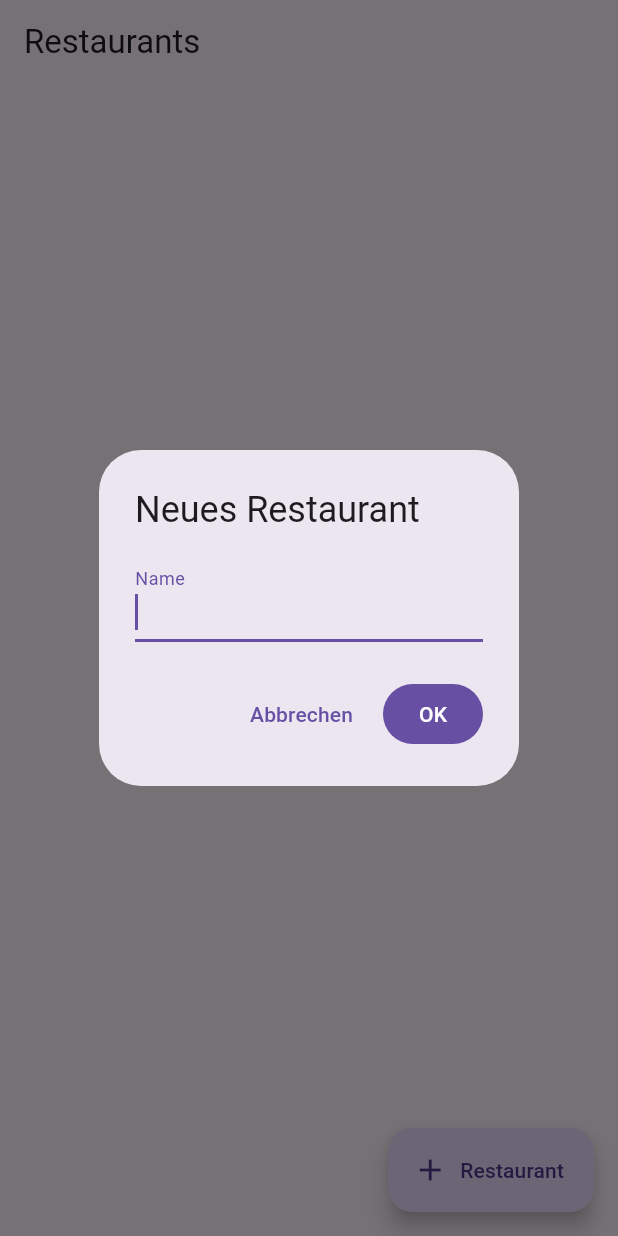
After one commit to JarneAppAkademie/batch10auth, a Flutter app: the screen it shows once a user with an empty profile is signed in, after a tap on "Restaurant", on a phone screen of 412 x 824 dp. The commit adds this screen. Run offline on Flutter 3.47's test engine with Material 3 defaults, Android fonts, the phone set to English and light mode, and no system bars; our stand-ins replace cloud_firestore, firebase_auth, firebase_core, google_sign_in, sign_in_button; accounts and stored records are empty.

Commit message:
added simple firestore functionality

```diff
--- a/lib/app.dart
+++ b/lib/app.dart
@@ -1,13 +1,16 @@
 import 'package:batch10auth/data/auth_repository.dart';
+import 'package:batch10auth/data/database_repository.dart';
 import 'package:batch10auth/features/auth/presentation/sign_up_screen.dart';
+import 'package:batch10auth/features/restaurant/presentation/restaurant_screen.dart';
 import 'package:firebase_auth/firebase_auth.dart';
 import 'package:flutter/material.dart';
 
 class App extends StatelessWidget {
   //final DatabaseRepository db;
   final AuthRepository auth;
+  final DatabaseRepository db;
   // Konstruktor
-  const App(this.auth, {super.key});
+  const App(this.auth, {super.key, required this.db});
 
   @override
   Widget build(BuildContext context) {
@@ -17,7 +20,9 @@ class App extends StatelessWidget {
         final User? currentUser = snapshot.data;
         return MaterialApp(
           key: Key((snapshot.data?.uid ?? 'no_user_id')),
-          home: currentUser != null ? Placeholder() : SignupScreen(auth: auth),
+          home: currentUser != null
+              ? RestaurantsPage(db: db)
+              : SignupScreen(auth: auth),
         );
       },
     );
--- /dev/null
+++ b/lib/data/database_repository.dart
@@ -0,0 +1,13 @@
+import 'package:batch10auth/features/restaurant/domain/restaurant.dart';
+import 'package:batch10auth/features/restaurant/domain/reviews.dart';
+
+abstract class DatabaseRepository {
+  Future<String> addRestaurant(String name);
+  Stream<List<Restaurant>> watchRestaurants();
+  Future<void> addReview({
+    required String restaurantId,
+    required int rating, // 1..5
+    required String text,
+  });
+  Stream<List<Review>> watchReviews(String restaurantId);
+}
--- /dev/null
+++ b/lib/data/firestore_repository.dart
@@ -0,0 +1,86 @@
+import 'dart:convert';
+
+import 'package:batch10auth/data/database_repository.dart';
+import 'package:batch10auth/features/restaurant/domain/restaurant.dart';
+import 'package:batch10auth/features/restaurant/domain/reviews.dart';
+import 'package:cloud_firestore/cloud_firestore.dart';
+
+class FirestoreRepository implements DatabaseRepository {
+  final _db = FirebaseFirestore.instance;
+
+  final restaurantsRef = FirebaseFirestore.instance
+      .collection('restaurants')
+      .withConverter<Restaurant>(
+        fromFirestore: (snapshot, _) =>
+            Restaurant.fromJson(snapshot.data()!, snapshot.id),
+        toFirestore: (Restaurant restaurant, _) => restaurant.toJson(),
+      );
+
+  // Restaurants
+  @override
+  Stream<List<Restaurant>> watchRestaurants() => _db
+      .collection('restaurants')
+      .orderBy('name')
+      .snapshots()
+      .map(
+        (e) => e.docs.map((doc) {
+          final docId = doc.id;
+          return Restaurant.fromJson(doc.data(), docId);
+        }).toList(),
+      );
+
+  Stream<List<Restaurant>> watchRestaurantsWithConverter() => restaurantsRef
+      .orderBy('name')
+      .snapshots()
+      .map((e) => e.docs.map((docs) => docs.data()).toList());
+
+  Future<List<Restaurant>> getRestaurantsWithConverter() async {
+    final snap = await restaurantsRef.get();
+    return snap.docs.map((doc) => doc.data()).toList();
+  }
+
+  @override
+  Future<String> addRestaurant(String name) async {
+    final doc = await _db.collection('restaurants').add({'name': name});
+    return doc.id;
+  }
+
+  /*
+  @override
+  Future<String> deleteRestaurant(String name) async {
+    final doc = await _db.collection('restaurants').;
+    return doc.id;
+  }
+*/
+  Future<String> addRestaurantWithConverter(Restaurant restaurant) async {
+    final doc = await restaurantsRef.add(restaurant);
+    return doc.id;
+  }
+
+  // Reviews für ein Restaurant (Subcollection)
+  @override
+  Stream<List<Review>> watchReviews(String restaurantId) => _db
+      .collection('restaurants')
+      .doc(restaurantId)
+      .collection('reviews')
+      .snapshots()
+      .map(
+        (e) =>
+            e.docs.map((doc) => Review.fromJson(doc.data(), doc.id)).toList(),
+      );
+
+  @override
+  Future<void> addReview({
+    required String restaurantId,
+    required int rating, // 1..5
+    required String text,
+  }) async {
+    await _db
+        .collection('restaurants')
+        .doc(restaurantId)
+        .collection('reviews')
+        .add({'rating': rating, 'text': text});
+  }
+
+  //TODO User einfügen
+}
--- /dev/null
+++ b/lib/features/restaurant/domain/restaurant.dart
@@ -0,0 +1,12 @@
+class Restaurant {
+  final String id;
+  final String name;
+
+  Restaurant({required this.id, required this.name});
+
+  factory Restaurant.fromJson(Map<String, dynamic> json, String id) {
+    return Restaurant(id: id, name: json['name'] ?? '');
+  }
+
+  Map<String, Object?> toJson() => {'name': name};
+}
--- /dev/null
+++ b/lib/features/restaurant/domain/reviews.dart
@@ -0,0 +1,19 @@
+import 'package:cloud_firestore/cloud_firestore.dart';
+
+class Review {
+  final String id;
+  final int rating; // 1..5
+  final String text;
+
+  Review({required this.id, required this.rating, required this.text});
+
+  factory Review.fromJson(Map<String, dynamic> json, String id) {
+    return Review(
+      id: id,
+      rating: (json['rating'] as num).toInt(),
+      text: json['text'] as String? ?? '',
+    );
+  }
+
+  Map<String, Object?> toJsonForCreate() => {'rating': rating, 'text': text};
+}
--- /dev/null
+++ b/lib/features/restaurant/presentation/restaurant_screen.dart
@@ -0,0 +1,97 @@
+import 'package:batch10auth/data/database_repository.dart';
+import 'package:batch10auth/features/restaurant/presentation/review_screen.dart';
+import 'package:flutter/material.dart';
+
+class RestaurantsPage extends StatefulWidget {
+  final DatabaseRepository db;
+  const RestaurantsPage({super.key, required this.db});
+  @override
+  State<RestaurantsPage> createState() => _RestaurantsPageState();
+}
+
+class _RestaurantsPageState extends State<RestaurantsPage> {
+  @override
+  Widget build(BuildContext context) {
+    return Scaffold(
+      appBar: AppBar(title: const Text('Restaurants')),
+      body: StreamBuilder(
+        stream: widget.db.watchRestaurants(),
+        builder: (context, snap) {
+          if (snap.connectionState == ConnectionState.waiting) {
+            return const Center(child: CircularProgressIndicator());
+          }
+          final restaurant = snap.data ?? [];
+          if (restaurant.isEmpty)
+            return const Center(child: Text('Noch keine Restaurants'));
+          return ListView.separated(
+            itemCount: restaurant.length,
+            separatorBuilder: (_, __) => const Divider(height: 1),
+            itemBuilder: (context, i) {
+              final id = restaurant[i].id;
+              final name = restaurant[i].name;
+              return ListTile(
+                title: Text(name),
+                onTap: () => Navigator.of(context).push(
+                  MaterialPageRoute(
+                    builder: (_) => RestaurantDetailPage(
+                      restaurantId: id,
+                      restaurantName: name,
+                      db: widget.db,
+                    ),
+                  ),
+                ),
+              );
+            },
+          );
+        },
+      ),
+      floatingActionButton: FloatingActionButton.extended(
+        icon: const Icon(Icons.add),
+        label: const Text('Restaurant'),
+        onPressed: () async {
+          final name = await _askForText(
+            context,
+            title: 'Neues Restaurant',
+            label: 'Name',
+          );
+          if (name == null || name.trim().isEmpty) return;
+          await widget.db.addRestaurant(name.trim());
+          if (!mounted) return;
+          ScaffoldMessenger.of(
+            context,
+          ).showSnackBar(const SnackBar(content: Text('Restaurant erstellt')));
+        },
+      ),
+    );
+  }
+}
+
+/// Kleiner Helfer für Text-Dialog
+Future<String?> _askForText(
+  BuildContext context, {
+  required String title,
+  required String label,
+}) async {
+  final ctrl = TextEditingController();
+  return showDialog<String>(
+    context: context,
+    builder: (_) => AlertDialog(
+      title: Text(title),
+      content: TextField(
+        controller: ctrl,
+        decoration: InputDecoration(labelText: label),
+        autofocus: true,
+      ),
+      actions: [
+        TextButton(
+          onPressed: () => Navigator.pop(context),
+          child: const Text('Abbrechen'),
+        ),
+        FilledButton(
+          onPressed: () => Navigator.pop(context, ctrl.text),
+          child: const Text('OK'),
+        ),
+      ],
+    ),
+  );
+}
--- a/lib/main.dart
+++ b/lib/main.dart
@@ -1,6 +1,8 @@
 import 'package:batch10auth/app.dart';
 import 'package:batch10auth/data/auth_repository.dart';
+import 'package:batch10auth/data/database_repository.dart';
 import 'package:batch10auth/data/firebase_auth_repository.dart';
+import 'package:batch10auth/data/firestore_repository.dart';
 import 'package:batch10auth/firebase_options.dart';
 import 'package:firebase_core/firebase_core.dart';
 import 'package:flutter/material.dart';
@@ -11,6 +13,7 @@ void main() async {
 
   //final DatabaseRepository db = FirestoreRepository();
   final AuthRepository auth = FirebaseAuthRepository();
+  final DatabaseRepository db = FirestoreRepository();
 
-  runApp(App(auth));
+  runApp(App(auth, db: db));
 }
--- a/pubspec.yaml
+++ b/pubspec.yaml
@@ -13,6 +13,7 @@ dependencies:
   firebase_auth: ^6.0.2
   google_sign_in: ^7.1.1
   sign_in_button: ^4.0.1
+  cloud_firestore: ^6.0.2
 
 dev_dependencies:
   flutter_test:
```
Also changed, not shown: lib/features/auth/domain/app_user.dart (added, +36 -0 lines), lib/features/restaurant/presentation/add_review_screen.dart (added, +100 -0 lines), lib/features/restaurant/presentation/review_screen.dart (added, +59 -0 lines), firebase.json, lib/firebase_options.dart, pubspec.lock, 12 other files.
